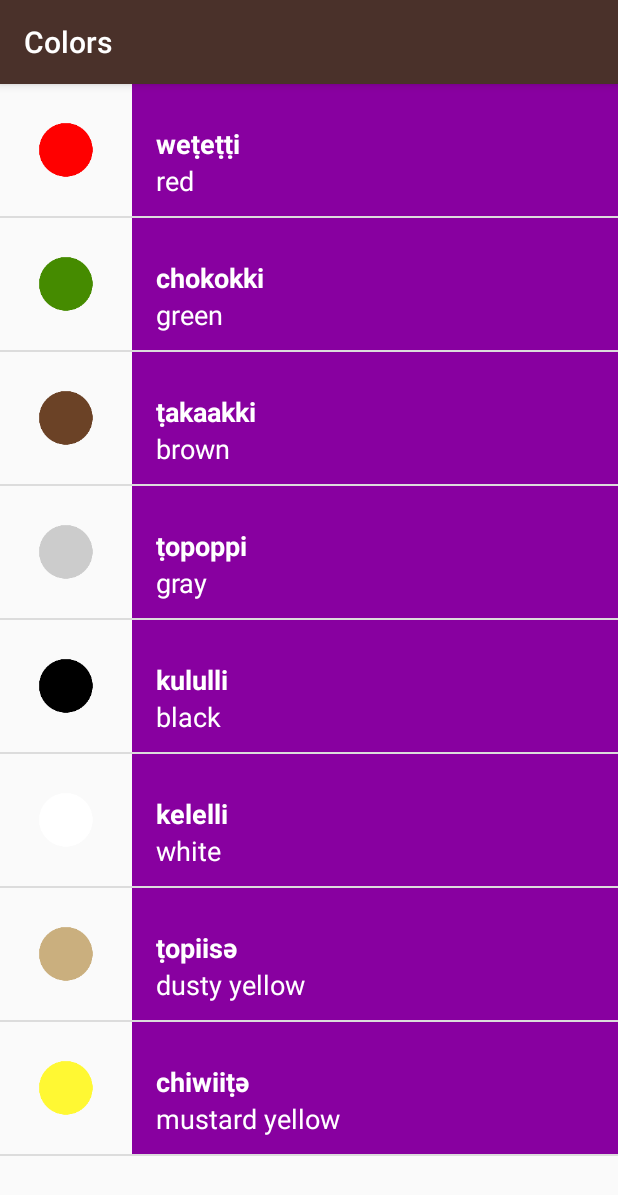
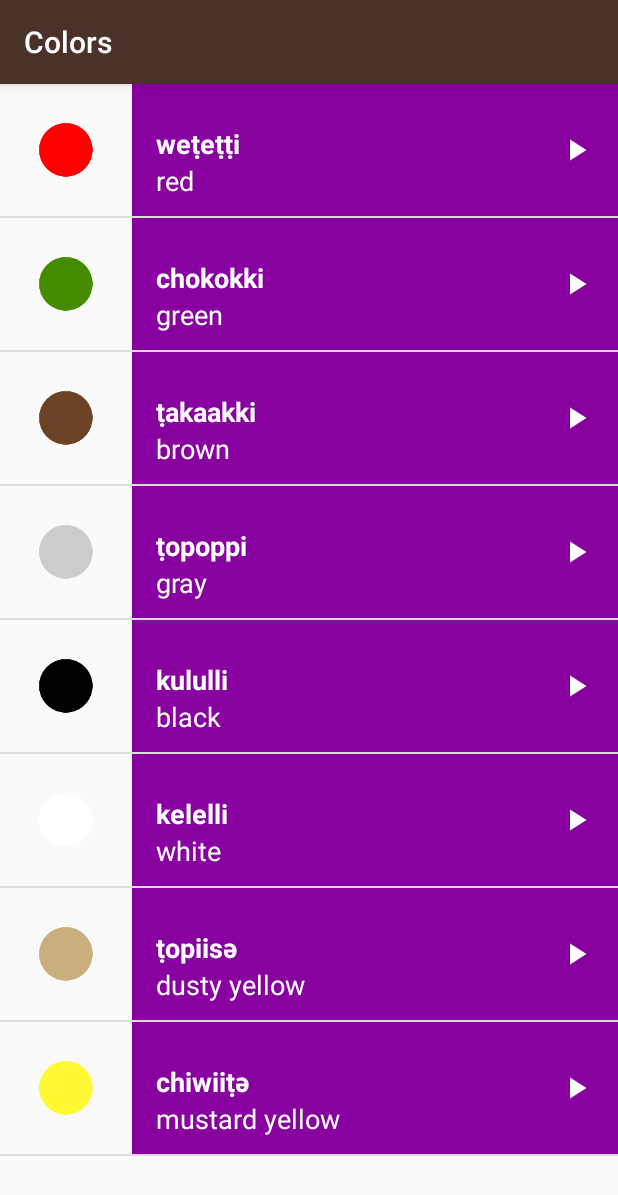
Before and after one commit to syedtanveer/MiwokApp, an Android app: the ColorsActivity screen opened directly, with no data from a screen before it, on a phone screen of 412 x 824 dp. Shown: the top 1195 px of the screen. Run offline under Robolectric (Android 15) with nearby library versions, the light colour scheme and no system bars.

Commit message:
Added play icon

```diff
--- a/app/src/main/res/layout/list_item.xml
+++ b/app/src/main/res/layout/list_item.xml
@@ -1,40 +1,52 @@
 <?xml version="1.0" encoding="utf-8"?>
-<LinearLayout xmlns:android="http://schemas.android.com/apk/res/android"
+<RelativeLayout xmlns:android="http://schemas.android.com/apk/res/android"
     xmlns:tools = "http://schemas.android.com/tools"
-    android:orientation="horizontal"
-    android:layout_height="wrap_content"
-    android:layout_width="match_parent">
+    android:layout_width="match_parent"
+    android:layout_height="@dimen/list_item_height"
+    android:orientation="horizontal">
     <ImageView
         android:id="@+id/image"
         android:layout_width="@dimen/list_item_height"
         android:layout_height="@dimen/list_item_height"
         android:padding="16dp" />
 <LinearLayout
+    android:id="@+id/text_container"
+    android:layout_width="match_parent"
+    android:layout_height="@dimen/list_item_height"
+    android:layout_alignParentBottom="true"
+    android:layout_alignParentRight="true"
+    android:layout_alignParentTop="true"
+    android:layout_toRightOf="@id/image"
     android:orientation="vertical"
-    android:layout_width="match_parent"
-    android:paddingTop="16dp"
-    android:id="@+id/text_container"
     android:paddingLeft="16dp"
-    android:layout_height="@dimen/list_item_height">
+    android:paddingTop="16dp">
     <TextView
         android:id="@+id/textView1"
         android:layout_width="match_parent"
         android:layout_height="0dp"
+        android:layout_weight="1"
+        android:gravity="bottom"
+        android:textColor="@android:color/white"
         android:textSize="18sp"
         android:textStyle="bold"
-        android:textColor="@android:color/white"
-        android:gravity="bottom"
-        android:layout_weight="1"
         tools:text = "lutti"/>
 
     <TextView
         android:id="@+id/textView2"
+        android:layout_width="match_parent"
+        android:layout_height="0dp"
+        android:layout_weight="1"
         android:gravity="top"
-        android:layout_width="match_parent"
+        android:textColor="@android:color/white"
         android:textSize="18sp"
-        android:textColor="@android:color/white"
-        android:layout_weight="1"
-        android:layout_height="0dp"
         tools:text="one"/>
 </LinearLayout>
-</LinearLayout>
+
+    <ImageView
+        android:layout_width="24dp"
+        android:layout_height="24dp"
+        android:layout_alignParentRight="true"
+        android:layout_centerVertical="true"
+        android:layout_marginRight="16dp"
+        android:src="@drawable/ic_play_arrow_white_36dp" />
+</RelativeLayout>
```
Also changed, not shown: app/src/main/res/drawable-hdpi/ic_play_arrow_white_36dp.png (added), app/src/main/res/drawable-mdpi/ic_play_arrow_black_36dp.png (added), app/src/main/res/drawable-mdpi/ic_play_arrow_white_36dp.png (added), app/src/main/res/drawable-xhdpi/ic_play_arrow_white_36dp.png (added), app/src/main/res/drawable-xxhdpi/ic_play_arrow_white_36dp.png (added), app/src/main/res/drawable-xxxhdpi/ic_play_arrow_white_36dp.png (added).
